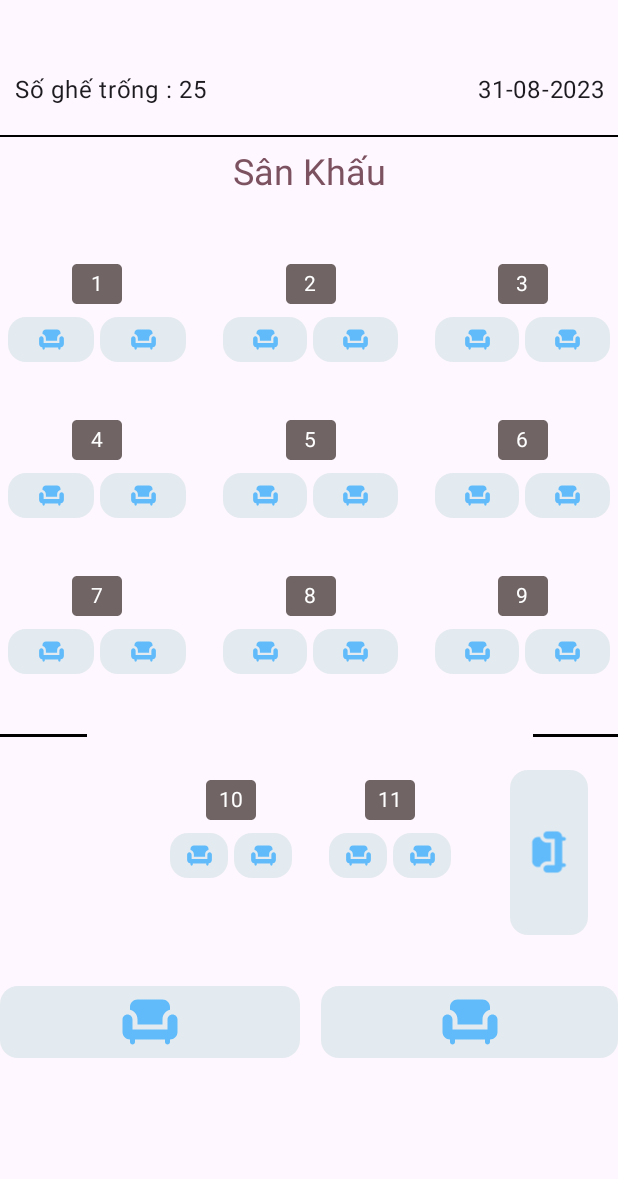
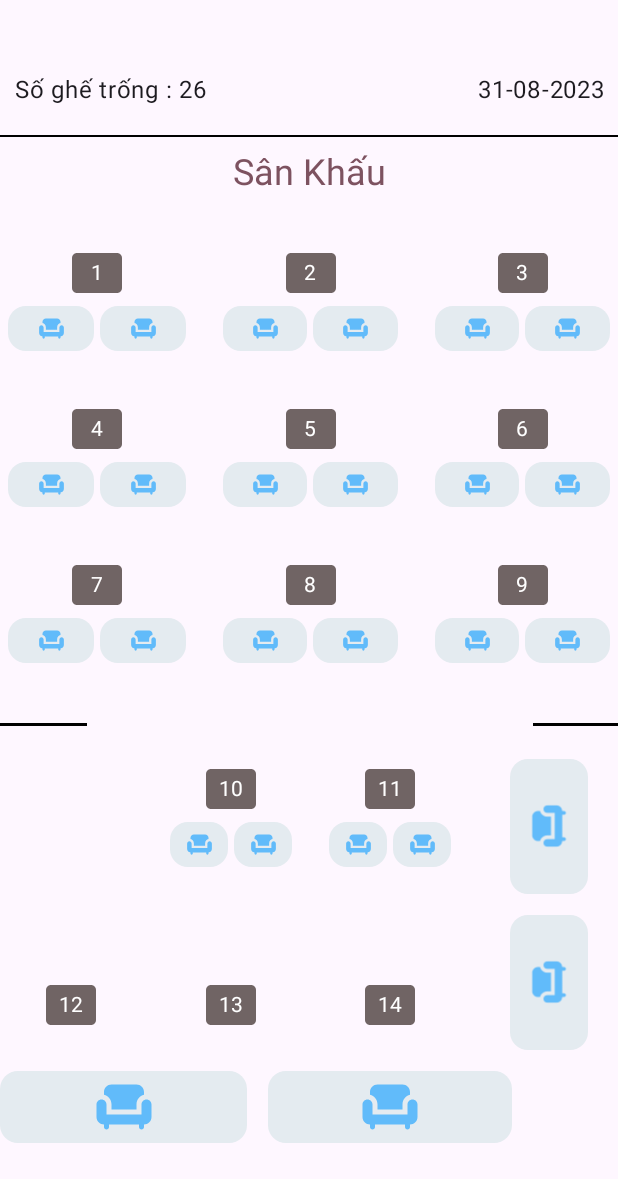
Before and after one commit to duongss/AppOrder, an Android app built with Jetpack Compose: the screen it shows after launch (MainActivity), on a phone screen of 412 x 824 dp, the part 57-1236 px from its top. Run offline under Robolectric (Android 15) with nearby library versions, the phone set to English and light mode, and no system bars; our stand-ins replace Dagger/Hilt's generated code, Room's generated code, constraintlayout-compose, livedata-compose.

Commit message:
- done project

```diff
--- a/app/src/main/java/com/example/apporder/MainActivity.kt
+++ b/app/src/main/java/com/example/apporder/MainActivity.kt
@@ -81,7 +81,6 @@ class MainActivity() : ComponentActivity() {
         viewModel.initData()
 
         AppOrderTheme {
-            // A surface container using the 'background' color1 from the theme
             Surface(
                 modifier = Modifier.fillMaxSize(), color = MaterialTheme.colorScheme.background
             ) {
@@ -188,10 +187,14 @@ class MainActivity() : ComponentActivity() {
                     }
 
                     Order.TYPE_LONG_CHAIR -> {
-                        6
+                        5
                     }
 
                     Order.TYPE_DOUBLE_CHAIR_VIP -> {
+                        3
+                    }
+
+                    Order.TYPE_ONLY_TABLE -> {
                         3
                     }
 
@@ -206,10 +209,28 @@ class MainActivity() : ComponentActivity() {
                         DoubleChair(data, viewModel)
                     }
 
+                    Order.TYPE_ONLY_TABLE -> {
+                        Box(Modifier.height(80.dp), contentAlignment = Alignment.BottomCenter) {
+                            Image(
+                                painter = painterResource(id = imageTable),
+                                contentDescription = "State",
+                                modifier = Modifier
+                                    .size(sizeTable)
+
+                            )
+                            Text(
+                                text = data.stt.toString(),
+                                style = TextStyle(fontSize = 14.sp, color = Color.White),
+                                textAlign = TextAlign.Center,
+                                modifier = Modifier
+                                    .padding(bottom = 12.dp)
+                            )
+                        }
+                    }
+
                     Order.TYPE_LONG_CHAIR -> {
                         Card(
                             modifier = Modifier
-                                .padding(top = 20.dp)
                                 .clickable {
                                     data.isSelectChartLong = !data.isSelectChartLong
                                     data.date = System.currentTimeMillis()
@@ -260,9 +281,9 @@ class MainActivity() : ComponentActivity() {
                                     contentDescription = null,
                                     modifier = Modifier
                                         .graphicsLayer(rotationZ = -90f)
-                                        .padding(bottom = 40.dp, top = 40.dp)
+                                        .padding(bottom = 30.dp, top = 30.dp)
                                         .fillMaxWidth()
-                                        .width(30.dp)
+                                        .width(20.dp)
                                         .height(30.dp)
                                 )
                             }
@@ -304,22 +325,7 @@ class MainActivity() : ComponentActivity() {
             exit = fadeOut()
         ) {
             Column(horizontalAlignment = Alignment.CenterHorizontally) {
-                Box(contentAlignment = Alignment.Center) {
-                    Image(
-                        painter = painterResource(id = imageTable),
-                        contentDescription = "State",
-                        modifier = Modifier
-                            .fillMaxSize()
-                            .size(sizeTable)
-                    )
-                    Text(
-                        text = data.stt.toString(),
-                        style = TextStyle(fontSize = 14.sp, color = Color.White),
-                        textAlign = TextAlign.Center,
-                        modifier = Modifier
-                            .fillMaxSize()
-                    )
-                }
+                Table(data)
 
                 Row(
                     modifier = Modifier
@@ -391,6 +397,26 @@ class MainActivity() : ComponentActivity() {
     }
 
     @Composable
+    private fun Table(data: Order) {
+        Box(Modifier.fillMaxSize(), contentAlignment = Alignment.Center) {
+            Image(
+                painter = painterResource(id = imageTable),
+                contentDescription = "State",
+                modifier = Modifier
+                    .fillMaxSize()
+                    .size(sizeTable)
+            )
+            Text(
+                text = data.stt.toString(),
+                style = TextStyle(fontSize = 14.sp, color = Color.White),
+                textAlign = TextAlign.Center,
+                modifier = Modifier
+                    .fillMaxSize()
+            )
+        }
+    }
+
+    @Composable
     fun ComposeLottieAnimation(modifier: Modifier) {
 
         val composition by rememberLottieComposition(LottieCompositionSpec.RawRes(R.raw.animation_lltfclah))
--- a/app/src/main/java/com/example/apporder/room/model/Order.kt
+++ b/app/src/main/java/com/example/apporder/room/model/Order.kt
@@ -26,6 +26,7 @@ open class Order(
         const val TYPE_DOUBLE_CHAIR = 1
         const val TYPE_DIVIDE = 2
         const val TYPE_DOUBLE_CHAIR_VIP = 3
+        const val TYPE_ONLY_TABLE = 4
     }
 
 }
--- a/app/src/main/java/com/example/apporder/viewmodel/MainViewModel.kt
+++ b/app/src/main/java/com/example/apporder/viewmodel/MainViewModel.kt
@@ -17,7 +17,7 @@ class MainViewModel @Inject constructor(var orderRepository: FileDataRepository)
     val numberChairGrid2 = 4
     val numberDivide = 6
     val numberChairLong = 2
-    val numberAllChair = 25
+    val numberChairGrid3 = 4
 
     val numberNonOrder = MutableLiveData<Int>()
     val listData = MutableLiveData<List<Order>>()
@@ -62,6 +62,19 @@ class MainViewModel @Inject constructor(var orderRepository: FileDataRepository)
                 }
             }
 
+            for (i in 0 until numberChairGrid3) {
+                if (i == numberChairGrid2 - 1) {
+                    orderRepository.insertOrder(
+                        Order(
+                            type = Order.TYPE_DOUBLE_CHAIR_VIP,
+                            isSpecial = true
+                        )
+                    )
+                } else {
+                    orderRepository.insertOrder(Order(type = Order.TYPE_ONLY_TABLE))
+                }
+            }
+
             for (i in 0 until numberChairLong) {
                 orderRepository.insertOrder(
                     Order(type = Order.TYPE_LONG_CHAIR)
@@ -73,15 +86,15 @@ class MainViewModel @Inject constructor(var orderRepository: FileDataRepository)
 
         try {
             val countOfFalseIsSelect: Int =
-                listDb.count { order -> !order.isSelectChart1 && order.isShow && order.type != Order.TYPE_DIVIDE && order.type != Order.TYPE_LONG_CHAIR } +
-                        listDb.count { order -> !order.isSelectChart2 && order.isShow && order.type != Order.TYPE_DIVIDE && order.type != Order.TYPE_LONG_CHAIR } +
-                        listDb.count { order -> !order.isSelectChartLong && order.isShow && order.type != Order.TYPE_DIVIDE && order.type != Order.TYPE_DOUBLE_CHAIR && (order.type == Order.TYPE_DOUBLE_CHAIR_VIP && order.isSpecial) }
+                listDb.count { order -> !order.isSelectChart1 && order.isShow && order.type != Order.TYPE_DIVIDE && order.type != Order.TYPE_ONLY_TABLE && order.type != Order.TYPE_LONG_CHAIR && !order.isSpecial } +
+                        listDb.count { order -> !order.isSelectChart2 && order.isShow && order.type != Order.TYPE_DIVIDE && order.type != Order.TYPE_ONLY_TABLE && order.type != Order.TYPE_LONG_CHAIR && !order.isSpecial } +
+                        listDb.count { order -> !order.isSelectChartLong && order.isShow && order.type != Order.TYPE_DIVIDE && order.type != Order.TYPE_ONLY_TABLE && order.type != Order.TYPE_DOUBLE_CHAIR && ((order.type == Order.TYPE_DOUBLE_CHAIR_VIP && order.isSpecial) || order.type == Order.TYPE_LONG_CHAIR) }
 
             numberNonOrder.postValue(countOfFalseIsSelect)
 
             var c = 1
             listDb.forEach {
-                if (it.isShow && it.type != Order.TYPE_DIVIDE) {
+                if (it.isShow && it.type != Order.TYPE_DIVIDE && !it.isSpecial) {
                     it.stt = c
                     c++
                 }
```
Also changed, not shown: 2 other files.
